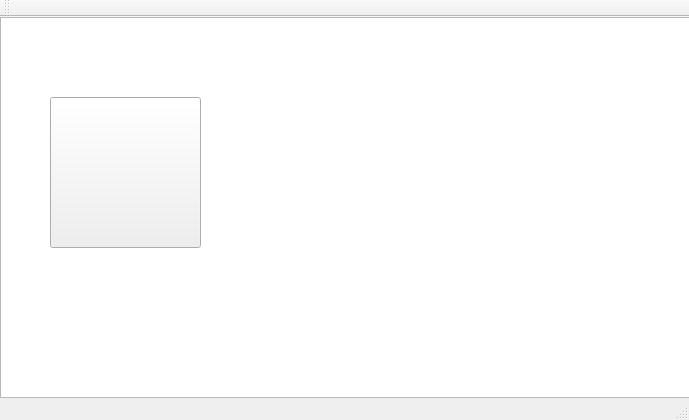
This is juego_final/mainwindow.ui in JuanCarlosMedinaMorales/Juego_final as Qt 5 draws it before an edit. The edited form follows.
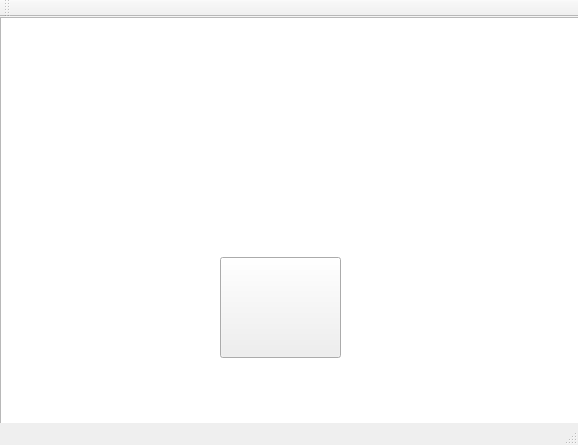
This is the edited form. Icons and pictures are not drawn.

```diff
--- a/juego_final/mainwindow.ui
+++ b/juego_final/mainwindow.ui
@@ -6,8 +6,8 @@
    <rect>
     <x>0</x>
     <y>0</y>
-    <width>689</width>
-    <height>420</height>
+    <width>578</width>
+    <height>445</height>
    </rect>
   </property>
   <property name="windowTitle">
@@ -19,18 +19,21 @@
      <rect>
       <x>0</x>
       <y>0</y>
-      <width>691</width>
-      <height>381</height>
+      <width>581</width>
+      <height>426</height>
      </rect>
     </property>
+    <property name="styleSheet">
+     <string notr="true">background-image: url(:/PORTADA.gif);</string>
+    </property>
    </widget>
    <widget class="QPushButton" name="pushButton">
     <property name="geometry">
      <rect>
-      <x>50</x>
-      <y>80</y>
-      <width>151</width>
-      <height>151</height>
+      <x>220</x>
+      <y>240</y>
+      <width>121</width>
+      <height>101</height>
      </rect>
     </property>
     <property name="cursor">
@@ -53,6 +56,22 @@
      </size>
     </property>
    </widget>
+   <widget class="QLabel" name="label">
+    <property name="geometry">
+     <rect>
+      <x>0</x>
+      <y>0</y>
+      <width>581</width>
+      <height>426</height>
+     </rect>
+    </property>
+    <property name="text">
+     <string/>
+    </property>
+   </widget>
+   <zorder>graphicsView</zorder>
+   <zorder>label</zorder>
+   <zorder>pushButton</zorder>
   </widget>
   <widget class="QMenuBar" name="menuBar">
    <property name="geometry">
```
Left out of the diff: 2 changed lines with no effect on the pictures.
